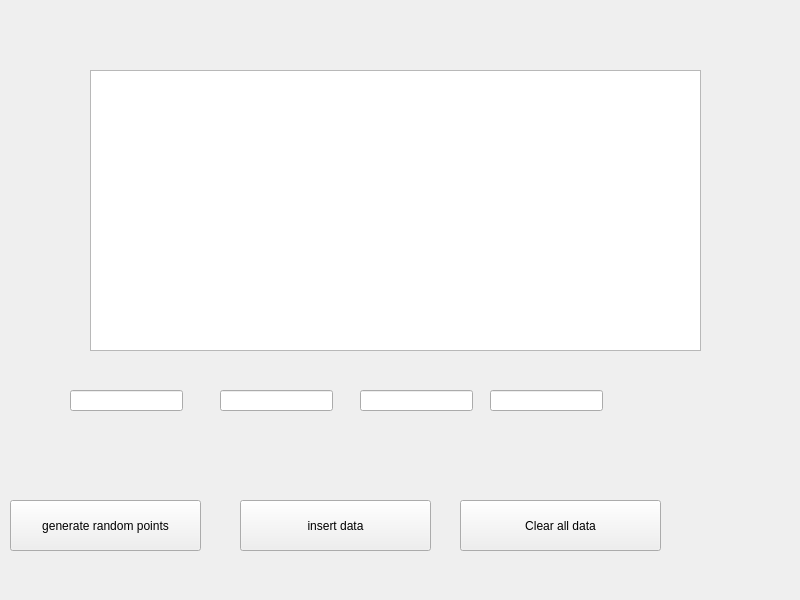
Before: the Qt Designer form databases/geopoints_widget/geopoints_widget.ui in ValeryStk/satellite_comparator, drawn with Qt 5.
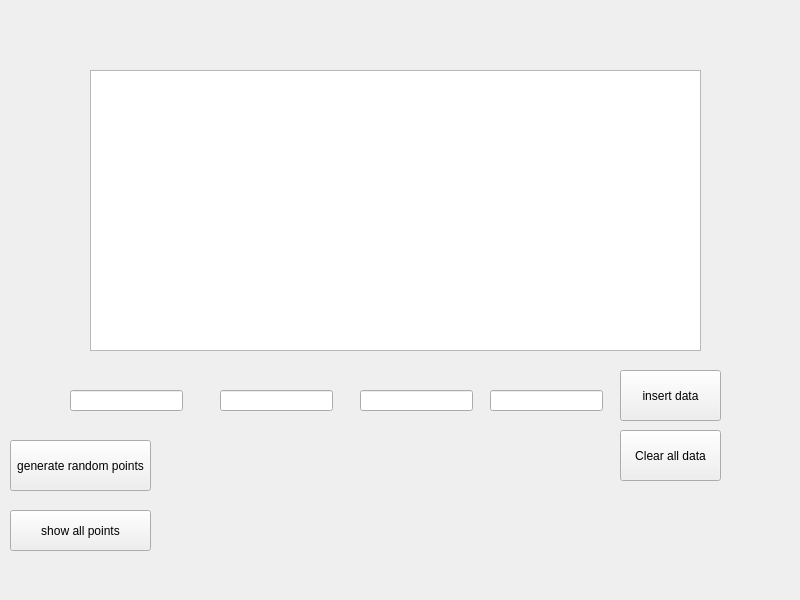
After: the same form once the commit is applied.

```diff
--- a/databases/geopoints_widget/geopoints_widget.ui
+++ b/databases/geopoints_widget/geopoints_widget.ui
@@ -27,8 +27,8 @@
    <property name="geometry">
     <rect>
      <x>10</x>
-     <y>500</y>
-     <width>191</width>
+     <y>440</y>
+     <width>141</width>
      <height>51</height>
     </rect>
    </property>
@@ -39,9 +39,9 @@
   <widget class="QPushButton" name="pushButton_insert_data">
    <property name="geometry">
     <rect>
-     <x>240</x>
-     <y>500</y>
-     <width>191</width>
+     <x>620</x>
+     <y>370</y>
+     <width>101</width>
      <height>51</height>
     </rect>
    </property>
@@ -92,9 +92,9 @@
   <widget class="QPushButton" name="pushButton_clear_all_data">
    <property name="geometry">
     <rect>
-     <x>460</x>
-     <y>500</y>
-     <width>201</width>
+     <x>620</x>
+     <y>430</y>
+     <width>101</width>
      <height>51</height>
     </rect>
    </property>
@@ -102,6 +102,19 @@
     <string>Clear all data</string>
    </property>
   </widget>
+  <widget class="QPushButton" name="pushButton_show_all_points">
+   <property name="geometry">
+    <rect>
+     <x>10</x>
+     <y>510</y>
+     <width>141</width>
+     <height>41</height>
+    </rect>
+   </property>
+   <property name="text">
+    <string>show all points</string>
+   </property>
+  </widget>
  </widget>
  <resources/>
  <connections/>
```
